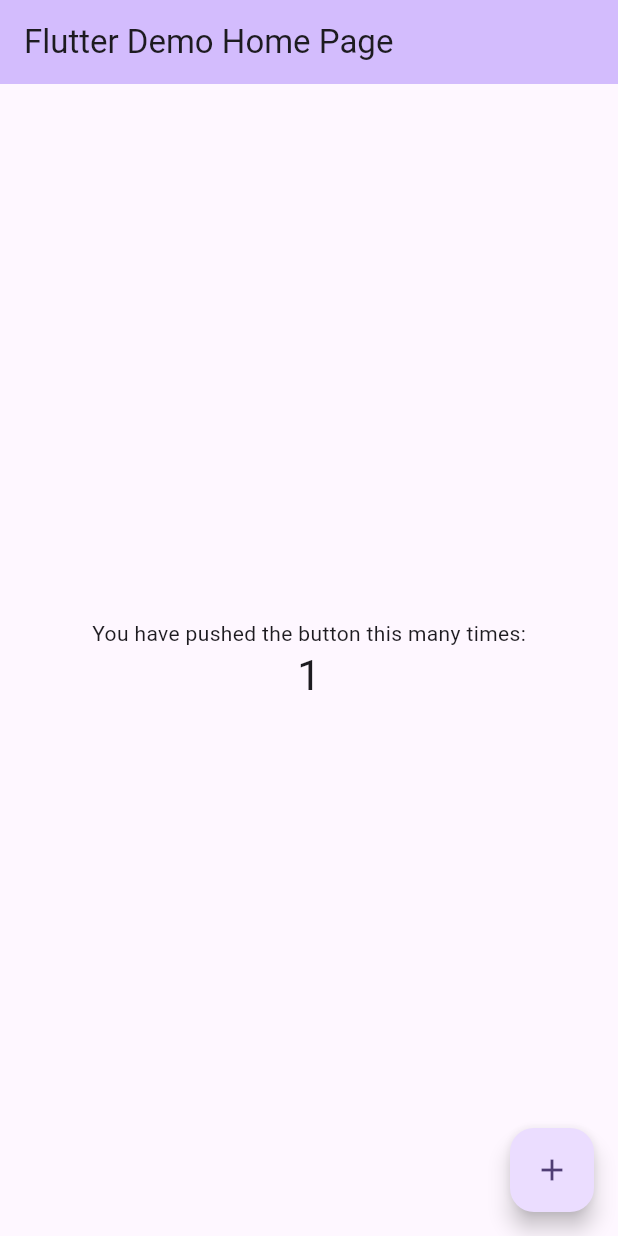
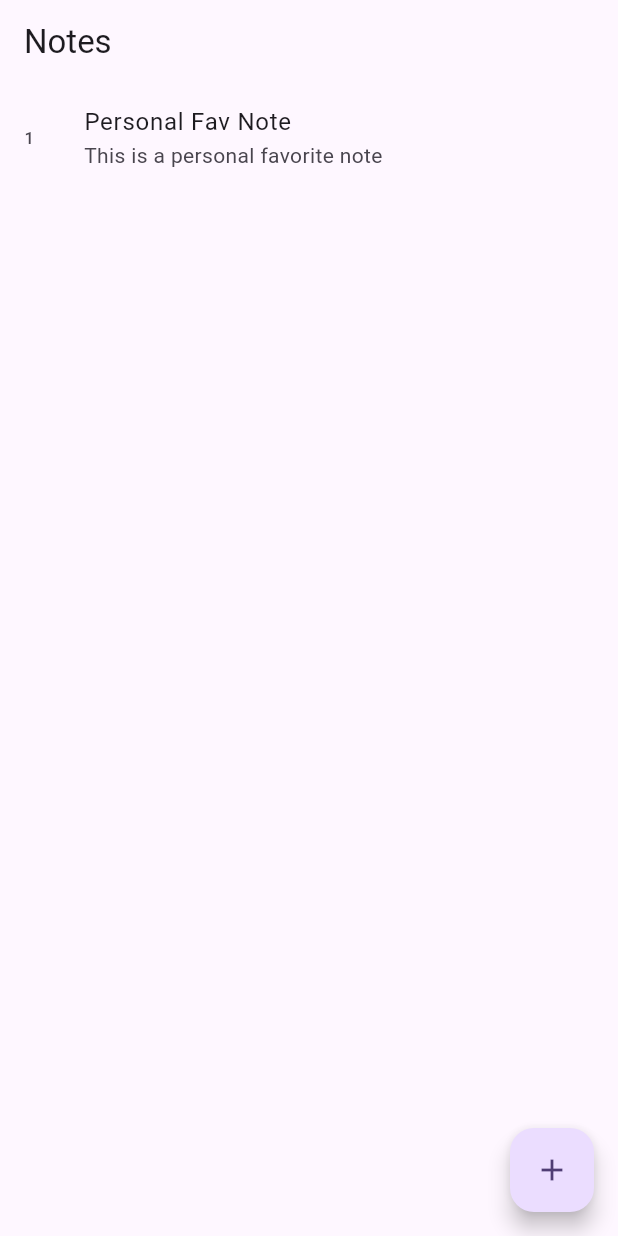
Before and after one commit to Omkharade318/Practice_Notes_App, a Flutter app: the screen it shows after launch, after a tap on the "add" icon, on a phone screen of 412 x 824 dp. Run offline on Flutter 3.47's test engine with Material 3 defaults, Android fonts, the phone set to English and light mode, and no system bars; our stand-ins replace sqflite; accounts and stored records are empty.

Commit message:
added functionality to add notes

```diff
--- a/lib/data/local/db_helper.dart
+++ b/lib/data/local/db_helper.dart
@@ -47,4 +47,25 @@ class DBHelper{
 
   // Queries
 
+  // Insertion
+  Future<bool> addNote({required String mTitle, required String mDesc}) async{
+
+    var db = await getDB();
+
+    int rowsEffected = await db.insert(TABLE_NOTE, {
+      COLUMN_NOTE_TITLE: mTitle,
+      COLUMN_NOTE_DESC: mDesc
+    });
+
+    return rowsEffected > 0;
+  }
+
+  // Reading all Data
+  Future<List<Map<String, dynamic>>> getAllNotes() async{
+
+    var db = await getDB();
+    List<Map<String, dynamic>> mData = await db.query(TABLE_NOTE);  // SELECT * FROM TABLE_NOTE
+
+    return mData;
+  }
 }
--- /dev/null
+++ b/lib/home_page.dart
@@ -0,0 +1,64 @@
+import 'package:database/data/local/db_helper.dart';
+import 'package:flutter/material.dart';
+
+class HomePage extends StatefulWidget {
+  const HomePage({super.key});
+
+  @override
+  State<HomePage> createState() => _HomePageState();
+}
+
+class _HomePageState extends State<HomePage> {
+
+  List<Map<String, dynamic>> allNotes = [];
+
+  DBHelper? dbRef;
+
+  @override
+  void initState() {
+    super.initState();
+    dbRef = DBHelper.getInstance;
+    getNotes();
+  }
+
+  void getNotes() async{
+    allNotes = await dbRef!.getAllNotes();
+    setState(() {
+
+    });
+  }
+
+  @override
+  Widget build(BuildContext context) {
+    return Scaffold(
+      appBar: AppBar(
+        title: Text("Notes"),
+      ),
+      // all notes viewed here
+      body: allNotes.isNotEmpty ? ListView.builder(
+          itemCount: allNotes.length,
+          itemBuilder: (_, index){
+            return ListTile(
+              leading: Text("${allNotes[index][DBHelper.COLUMN_NOTE_SNO]}"),
+              title: Text(allNotes[index][DBHelper.COLUMN_NOTE_TITLE]),
+              subtitle: Text(allNotes[index][DBHelper.COLUMN_NOTE_DESC]),
+            );
+      }) : Center(
+        child: Text("No Notes"),
+      ),
+
+      floatingActionButton: FloatingActionButton(
+        onPressed: () async{
+          // note to be added from here
+          bool check = await dbRef!.addNote(mTitle: "Personal Fav Note", mDesc: "This is a personal favorite note");
+          if(check) {
+            getNotes();
+          }
+      },
+        child: Icon(Icons.add),
+      ),
+    );
+  }
+
+
+}
--- a/lib/main.dart
+++ b/lib/main.dart
@@ -1,4 +1,4 @@
-import 'package:database/data/local/db_helper.dart';
+import 'package:database/home_page.dart';
 import 'package:flutter/material.dart';
 
 void main() {
@@ -8,119 +8,16 @@ void main() {
 class MyApp extends StatelessWidget {
   const MyApp({super.key});
 
-  // This widget is the root of your application.
   @override
   Widget build(BuildContext context) {
 
-    DBHelper dbHelper = DBHelper.getInstance;
-
     return MaterialApp(
+      debugShowCheckedModeBanner: false,
       title: 'Flutter Demo',
       theme: ThemeData(
-        // This is the theme of your application.
-        //
-        // TRY THIS: Try running your application with "flutter run". You'll see
-        // the application has a purple toolbar. Then, without quitting the app,
-        // try changing the seedColor in the colorScheme below to Colors.green
-        // and then invoke "hot reload" (save your changes or press the "hot
-        // reload" button in a Flutter-supported IDE, or press "r" if you used
-        // the command line to start the app).
-        //
-        // Notice that the counter didn't reset back to zero; the application
-        // state is not lost during the reload. To reset the state, use hot
-        // restart instead.
-        //
-        // This works for code too, not just values: Most code changes can be
-        // tested with just a hot reload.
         colorScheme: ColorScheme.fromSeed(seedColor: Colors.deepPurple),
       ),
-      home: const MyHomePage(title: 'Flutter Demo Home Page'),
+      home: HomePage()
     );
   }
 }
-
-class MyHomePage extends StatefulWidget {
-  const MyHomePage({super.key, required this.title});
-
-  // This widget is the home page of your application. It is stateful, meaning
-  // that it has a State object (defined below) that contains fields that affect
-  // how it looks.
-
-  // This class is the configuration for the state. It holds the values (in this
-  // case the title) provided by the parent (in this case the App widget) and
-  // used by the build method of the State. Fields in a Widget subclass are
-  // always marked "final".
-
-  final String title;
-
-  @override
-  State<MyHomePage> createState() => _MyHomePageState();
-}
-
-class _MyHomePageState extends State<MyHomePage> {
-  int _counter = 0;
-
-  void _incrementCounter() {
-    setState(() {
-      // This call to setState tells the Flutter framework that something has
-      // changed in this State, which causes it to rerun the build method below
-      // so that the display can reflect the updated values. If we changed
-      // _counter without calling setState(), then the build method would not be
-      // called again, and so nothing would appear to happen.
-      _counter++;
-    });
-  }
-
-  @override
-  Widget build(BuildContext context) {
-    // This method is rerun every time setState is called, for instance as done
-    // by the _incrementCounter method above.
-    //
-    // The Flutter framework has been optimized to make rerunning build methods
-    // fast, so that you can just rebuild anything that needs updating rather
-    // than having to individually change instances of widgets.
-    return Scaffold(
-      appBar: AppBar(
-        // TRY THIS: Try changing the color here to a specific color (to
-        // Colors.amber, perhaps?) and trigger a hot reload to see the AppBar
-        // change color while the other colors stay the same.
-        backgroundColor: Theme.of(context).colorScheme.inversePrimary,
-        // Here we take the value from the MyHomePage object that was created by
-        // the App.build method, and use it to set our appbar title.
-        title: Text(widget.title),
-      ),
-      body: Center(
-        // Center is a layout widget. It takes a single child and positions it
-        // in the middle of the parent.
-        child: Column(
-          // Column is also a layout widget. It takes a list of children and
-          // arranges them vertically. By default, it sizes itself to fit its
-          // children horizontally, and tries to be as tall as its parent.
-          //
-          // Column has various properties to control how it sizes itself and
-          // how it positions its children. Here we use mainAxisAlignment to
-          // center the children vertically; the main axis here is the vertical
-          // axis because Columns are vertical (the cross axis would be
-          // horizontal).
-          //
-          // TRY THIS: Invoke "debug painting" (choose the "Toggle Debug Paint"
-          // action in the IDE, or press "p" in the console), to see the
-          // wireframe for each widget.
-          mainAxisAlignment: MainAxisAlignment.center,
-          children: <Widget>[
-            const Text('You have pushed the button this many times:'),
-            Text(
-              '$_counter',
-              style: Theme.of(context).textTheme.headlineMedium,
-            ),
-          ],
-        ),
-      ),
-      floatingActionButton: FloatingActionButton(
-        onPressed: _incrementCounter,
-        tooltip: 'Increment',
-        child: const Icon(Icons.add),
-      ), // This trailing comma makes auto-formatting nicer for build methods.
-    );
-  }
-}
```
